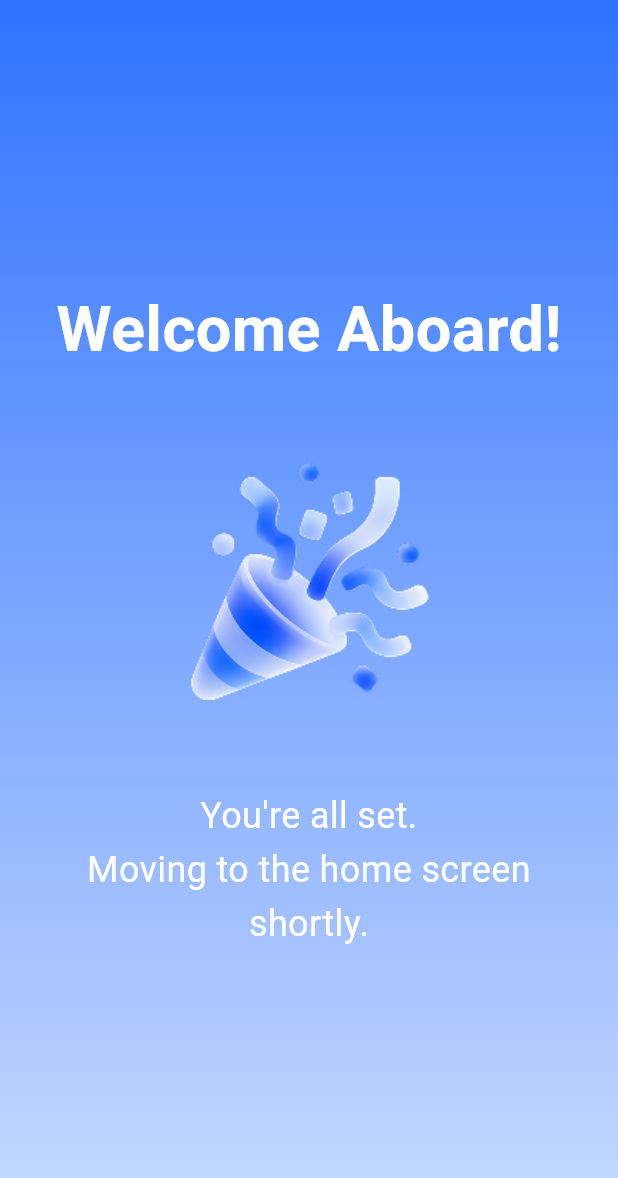
After one commit to MediTripOfficial/MediTrip_FE, a Flutter app: the SignupSuccessScreen screen opened by its route, on a phone screen of 412 x 824 dp. The commit adds this screen. Shown: the top 1178 px of the screen. Run offline on Flutter 3.47's test engine with Material 3 defaults, Android fonts, the phone set to English and light mode, and no system bars; our stand-ins replace dio, flutter_svg, go_router; Roboto replaces fonts that are missing (Pretendard).

Commit message:
fix/signup screen

```diff
--- a/meditrip/lib/core/router/app_router.dart
+++ b/meditrip/lib/core/router/app_router.dart
@@ -2,6 +2,7 @@ import 'package:go_router/go_router.dart';
 
 import '../../features/auth/login_screen.dart';
 import '../../features/auth/signup_screen.dart';
+import '../../features/auth/signup_success_screen.dart';
 import '../../features/home/home_screen.dart';
 import '../../features/splash/splash_screen.dart';
 
@@ -12,5 +13,9 @@ final appRouter = GoRouter(
     GoRoute(path: '/login', builder: (context, state) => const LoginScreen()),
     GoRoute(path: '/signup', builder: (context, state) => const SignupScreen()),
     GoRoute(path: '/home', builder: (context, state) => const HomeScreen()),
+    GoRoute(
+      path: '/signup-success',
+      builder: (context, state) => const SignupSuccessScreen(),
+    ),
   ],
 );
--- a/meditrip/lib/features/auth/signup_screen.dart
+++ b/meditrip/lib/features/auth/signup_screen.dart
@@ -69,18 +69,26 @@ class _SignupScreenState extends State<SignupScreen> {
 
   void nextStep() {
     if (step == 5) {
-      submitSignup();
+      context.go('/signup-success');
       return;
     }
 
-    if (step < 6) {
-      setState(() {
-        signupError = null;
-        step++;
-      });
-    } else {
+    setState(() {
+      signupError = null;
+      step++;
+    });
+  }
+
+  void goToSuccessWithoutApi() {
+    setState(() {
+      signupError = null;
+      step = 6;
+    });
+
+    Future.delayed(const Duration(milliseconds: 1500), () {
+      if (!mounted) return;
       context.go('/home');
-    }
+    });
   }
 
   Future<void> submitSignup() async {
--- /dev/null
+++ b/meditrip/lib/features/auth/signup_success_screen.dart
@@ -0,0 +1,79 @@
+import 'dart:async';
+
+import 'package:flutter/material.dart';
+import 'package:go_router/go_router.dart';
+
+class SignupSuccessScreen extends StatefulWidget {
+  const SignupSuccessScreen({super.key});
+
+  @override
+  State<SignupSuccessScreen> createState() => _SignupSuccessScreenState();
+}
+
+class _SignupSuccessScreenState extends State<SignupSuccessScreen> {
+  @override
+  void initState() {
+    super.initState();
+
+    Timer(const Duration(seconds: 3), () {
+      if (mounted) {
+        context.go('/home');
+      }
+    });
+  }
+
+  @override
+  Widget build(BuildContext context) {
+    return Scaffold(
+      body: DecoratedBox(
+        decoration: const BoxDecoration(
+          gradient: LinearGradient(
+            begin: Alignment.topCenter,
+            end: Alignment.bottomCenter,
+            colors: [Color(0xFF2F73FF), Color(0xFFC9DBFF)],
+          ),
+        ),
+        child: SafeArea(
+          child: Center(
+            child: Padding(
+              padding: const EdgeInsets.symmetric(horizontal: 32),
+              child: Column(
+                mainAxisAlignment: MainAxisAlignment.center,
+                children: [
+                  const Text(
+                    'Welcome Aboard!',
+                    style: TextStyle(
+                      color: Colors.white,
+                      fontSize: 42,
+                      fontWeight: FontWeight.bold,
+                    ),
+                  ),
+
+                  const SizedBox(height: 48),
+
+                  Image.asset(
+                    'assets/images/success_logo.png',
+                    width: 180,
+                    height: 180,
+                  ),
+
+                  const SizedBox(height: 48),
+
+                  const Text(
+                    "You're all set.\nMoving to the home screen shortly.",
+                    textAlign: TextAlign.center,
+                    style: TextStyle(
+                      color: Colors.white,
+                      fontSize: 24,
+                      height: 1.5,
+                    ),
+                  ),
+                ],
+              ),
+            ),
+          ),
+        ),
+      ),
+    );
+  }
+}
--- a/meditrip/pubspec.yaml
+++ b/meditrip/pubspec.yaml
@@ -62,6 +62,7 @@ flutter:
   assets:
     - assets/images/meditrip_logo.svg
     - assets/images/google_logo.png
+    - assets/images/success_logo.png
 
   # To add assets to your application, add an assets section, like this:
   # assets:
```
Also changed, not shown: meditrip/assets/images/success_logo.png (added).
